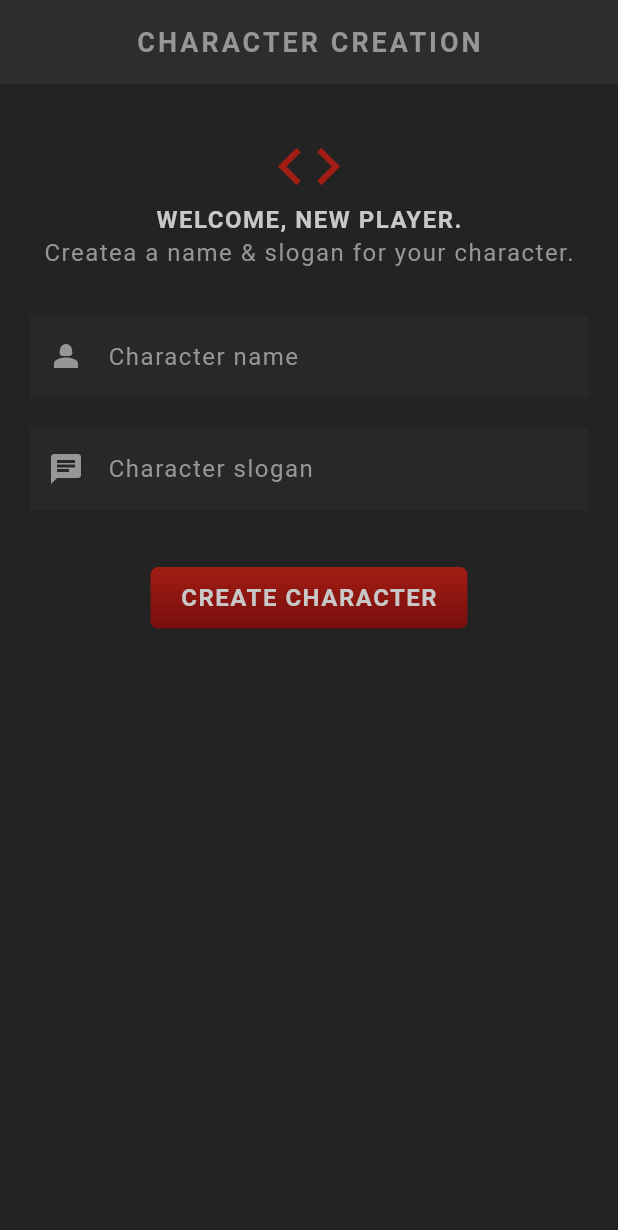
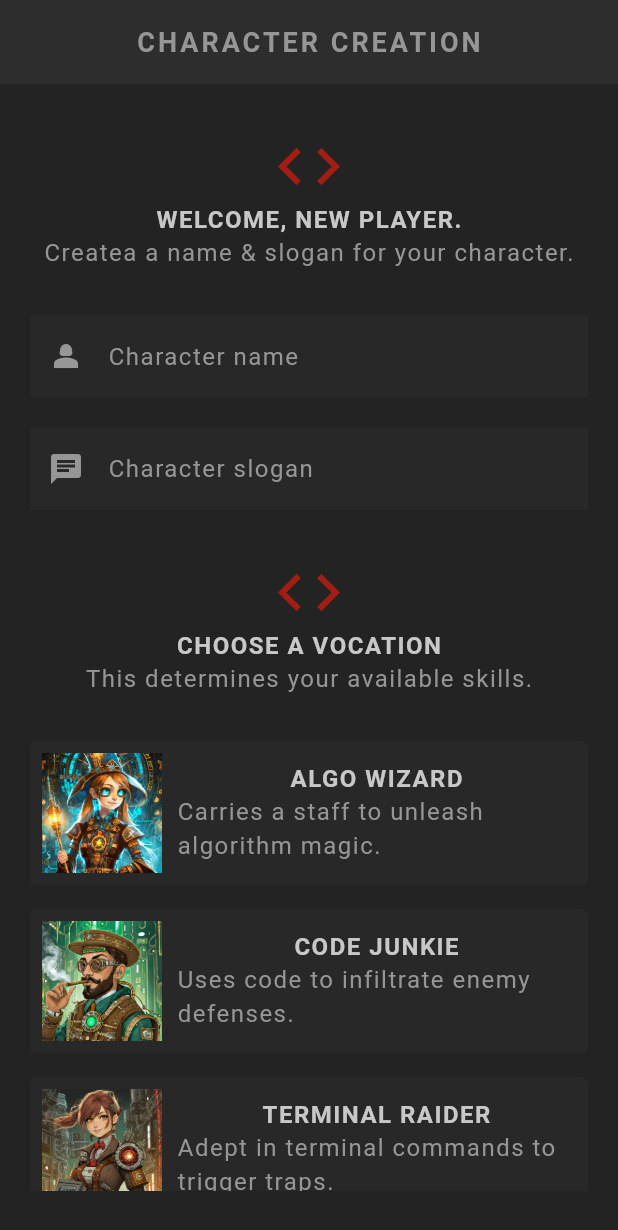
Before and after one commit to chaudhuree/Flutter-Codes, a Flutter app: the screen it shows after launch, on a phone screen of 412 x 824 dp. Shown: the top 1230 px of the screen. Run offline on Flutter 3.47's test engine with Material 3 defaults, Android fonts, the phone set to English and light mode, and no system bars; our stand-ins replace flutter_screenutil, google_fonts; Roboto replaces fonts that are missing (Kanit).

```diff
--- a/flutter_rpg/lib/main.dart
+++ b/flutter_rpg/lib/main.dart
@@ -1,5 +1,5 @@
 import 'package:flutter/material.dart';
-import 'package:flutter_rpg/screens/home/create.dart';
+import 'package:flutter_rpg/screens/create/create.dart';
 // import 'package:flutter_rpg/screens/home/home.dart';
 import 'package:flutter_rpg/theme.dart';
 import 'package:flutter_screenutil/flutter_screenutil.dart';
--- /dev/null
+++ b/flutter_rpg/lib/screens/create/create.dart
@@ -0,0 +1,135 @@
+import 'package:flutter/material.dart';
+import 'package:flutter_rpg/models/vocation.dart';
+import 'package:flutter_rpg/screens/create/vocation_card.dart';
+import 'package:flutter_rpg/shared/styled_button.dart';
+import 'package:flutter_rpg/shared/styled_text.dart';
+import 'package:flutter_rpg/theme.dart';
+import 'package:google_fonts/google_fonts.dart';
+
+class Create extends StatefulWidget {
+  const Create({super.key});
+
+  @override
+  State<Create> createState() => _CreateState();
+}
+
+class _CreateState extends State<Create> {
+  // variable to store name and slogan
+  final _nameController = TextEditingController();
+  final _sloganContoller = TextEditingController();
+
+  // cleanup
+  @override
+  void dispose() {
+    _nameController.dispose();
+    _sloganContoller.dispose();
+    super.dispose();
+  }
+
+  // submit handler
+  void handleSubmit() {
+    if (_nameController.text.trim().isEmpty) {
+      // print('name is empty');
+      return;
+    }
+    if (_sloganContoller.text.trim().isEmpty) {
+      // print('slogan is empty');
+      return;
+    }
+
+    // print('name: ${_nameController.text}');
+    // print('slogan: ${_sloganContoller.text}');
+  }
+
+  @override
+  Widget build(BuildContext context) {
+    return Scaffold(
+      appBar: AppBar(
+        title: const StyledTitle("Character Creation"),
+        centerTitle: true,
+      ),
+      body: Container(
+        padding: const EdgeInsets.symmetric(vertical: 30, horizontal: 20),
+        child: SingleChildScrollView(
+          child: Column(
+            children: [
+              // welcome message
+              Center(
+                child: Icon(
+                  Icons.code,
+                  color: AppColors.primaryColor,
+                  size: 50,
+                ),
+              ),
+              Center(child: StyledHeading("Welcome, new player.")),
+              Center(
+                child: StyledText(
+                  "Createa a name & slogan for your character.",
+                ),
+              ),
+              SizedBox(height: 30),
+
+              // input for name and slogan
+              TextField(
+                controller: _nameController,
+                // for styling the input text design (what user type)
+                style: GoogleFonts.kanit(
+                  textStyle: Theme.of(context).textTheme.bodyMedium,
+                ),
+                // cursor color
+                cursorColor: AppColors.textColor,
+                // for styling the input field design
+                decoration: const InputDecoration(
+                  prefixIcon: Icon(Icons.person_2),
+                  label: StyledText("Character name"),
+                ),
+              ),
+              SizedBox(height: 20),
+              TextField(
+                controller: _sloganContoller,
+                // for styling the input text design (what user type)
+                style: GoogleFonts.kanit(
+                  textStyle: Theme.of(context).textTheme.bodyMedium,
+                ),
+                // cursor color
+                cursorColor: AppColors.textColor,
+                // for styling the input field design
+                decoration: const InputDecoration(
+                  prefixIcon: Icon(Icons.chat),
+                  label: StyledText("Character slogan"),
+                ),
+              ),
+              SizedBox(height: 30),
+
+              // select vocation title
+              Center(
+                child: Icon(
+                  Icons.code,
+                  color: AppColors.primaryColor,
+                  size: 50,
+                ),
+              ),
+              Center(child: StyledHeading("Choose a vocation")),
+              Center(
+                child: StyledText("This determines your available skills."),
+              ),
+              SizedBox(height: 30),
+
+              // vocation cards
+              const VocationCard(vocation: Vocation.wizard),
+              const VocationCard(vocation: Vocation.junkie),
+              const VocationCard(vocation: Vocation.raider),
+              const VocationCard(vocation: Vocation.ninja),
+              Center(
+                child: StyledButton(
+                  onPressed: handleSubmit,
+                  child: const StyledHeading("Create character"),
+                ),
+              ),
+            ],
+          ),
+        ),
+      ),
+    );
+  }
+}
--- /dev/null
+++ b/flutter_rpg/lib/screens/create/vocation_card.dart
@@ -0,0 +1,45 @@
+import 'package:flutter/material.dart';
+import 'package:flutter_rpg/models/vocation.dart';
+import 'package:flutter_rpg/shared/styled_text.dart';
+
+class VocationCard extends StatelessWidget {
+  const VocationCard({super.key, required this.vocation});
+
+  final Vocation vocation;
+
+  @override
+  Widget build(BuildContext context) {
+    return GestureDetector(
+      onTap: () {
+        // print(vocation.title);
+      },
+      child: Card(
+        child: Padding(
+          padding: const EdgeInsets.all(8),
+          child: Row(
+            children: [
+              // vocation img
+              SizedBox(
+                width: 80,
+                height: 80,
+                child: Image.asset(
+                  'assets/img/vocations/${vocation.image}',
+                  fit: BoxFit.cover,
+                ),
+              ),
+              const SizedBox(width: 10),
+              Expanded(
+                child: Column(
+                  children: [
+                    StyledHeading(vocation.title),
+                    StyledText(vocation.description),
+                  ],
+                ),
+              ),
+            ],
+          ),
+        ),
+      ),
+    );
+  }
+}
--- a/flutter_rpg/lib/screens/home/create.dart
+++ /dev/null
@@ -1,105 +0,0 @@
-import 'package:flutter/material.dart';
-import 'package:flutter_rpg/shared/styled_button.dart';
-import 'package:flutter_rpg/shared/styled_text.dart';
-import 'package:flutter_rpg/theme.dart';
-import 'package:google_fonts/google_fonts.dart';
-
-class Create extends StatefulWidget {
-  const Create({super.key});
-
-  @override
-  State<Create> createState() => _CreateState();
-}
-
-class _CreateState extends State<Create> {
-  // variable to store name and slogan
-  final _nameController = TextEditingController();
-  final _sloganContoller = TextEditingController();
-
-  // cleanup
-  @override
-  void dispose() {
-    _nameController.dispose();
-    _sloganContoller.dispose();
-    super.dispose();
-  }
-
-  // submit handler
-  void handleSubmit() {
-    if (_nameController.text.trim().isEmpty) {
-      print('name is empty');
-      return;
-    }
-    if (_sloganContoller.text.trim().isEmpty) {
-      print('slogan is empty');
-      return;
-    }
-
-    print('name: ${_nameController.text}');
-    print('slogan: ${_sloganContoller.text}');
-  }
-
-  @override
-  Widget build(BuildContext context) {
-    return Scaffold(
-      appBar: AppBar(
-        title: const StyledTitle("Character Creation"),
-        centerTitle: true,
-      ),
-      body: Container(
-        padding: const EdgeInsets.symmetric(vertical: 30, horizontal: 20),
-        child: Column(
-          children: [
-            // welcome message
-            Center(
-              child: Icon(Icons.code, color: AppColors.primaryColor, size: 50),
-            ),
-            Center(child: StyledHeading("Welcome, new player.")),
-            Center(
-              child: StyledText("Createa a name & slogan for your character."),
-            ),
-            SizedBox(height: 30),
-
-            // input for name and slogan
-            TextField(
-              controller: _nameController,
-              // for styling the input text design (what user type)
-              style: GoogleFonts.kanit(
-                textStyle: Theme.of(context).textTheme.bodyMedium,
-              ),
-              // cursor color
-              cursorColor: AppColors.textColor,
-              // for styling the input field design
-              decoration: const InputDecoration(
-                prefixIcon: Icon(Icons.person_2),
-                label: StyledText("Character name"),
-              ),
-            ),
-            SizedBox(height: 20),
-            TextField(
-              controller: _sloganContoller,
-              // for styling the input text design (what user type)
-              style: GoogleFonts.kanit(
-                textStyle: Theme.of(context).textTheme.bodyMedium,
-              ),
-              // cursor color
-              cursorColor: AppColors.textColor,
-              // for styling the input field design
-              decoration: const InputDecoration(
-                prefixIcon: Icon(Icons.chat),
-                label: StyledText("Character slogan"),
-              ),
-            ),
-            SizedBox(height: 30),
-            Center(
-              child: StyledButton(
-                onPressed: handleSubmit,
-                child: const StyledHeading("Create character"),
-              ),
-            ),
-          ],
-        ),
-      ),
-    );
-  }
-}
--- a/flutter_rpg/lib/shared/character_card.dart
+++ b/flutter_rpg/lib/shared/character_card.dart
@@ -21,14 +21,14 @@ class CharacterCard extends StatelessWidget {
           mainAxisAlignment: MainAxisAlignment.spaceBetween,
           children: [
             // Character image - fixed width
-            // SizedBox(
-            //   width: 80,
-            //   height: 80,
-            //   child: Image.asset(
-            //     'assets/img/vocations/${character.vocation.image}',
-            //     fit: BoxFit.cover,
-            //   ),
-            // ),
+            SizedBox(
+              width: 80,
+              height: 80,
+              child: Image.asset(
+                'assets/img/vocations/${character.vocation.image}',
+                fit: BoxFit.cover,
+              ),
+            ),
             // Image.asset(
             //   'assets/img/vocations/algo_wizard.jpg',
             //   width: 80.w,
```
